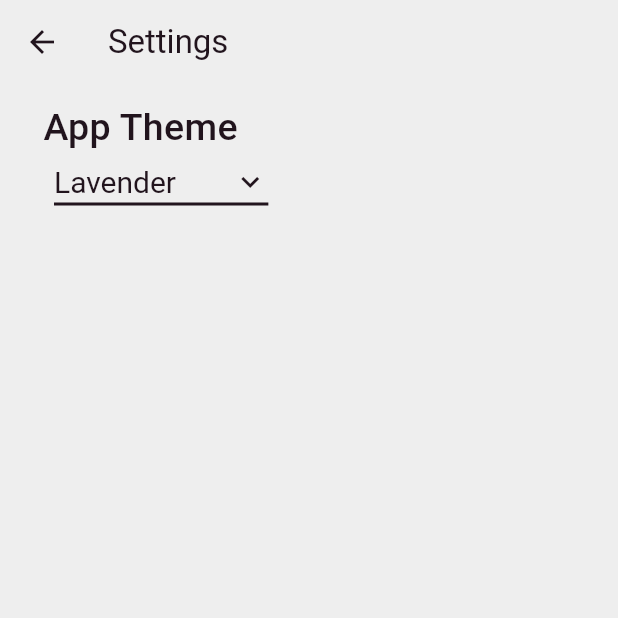
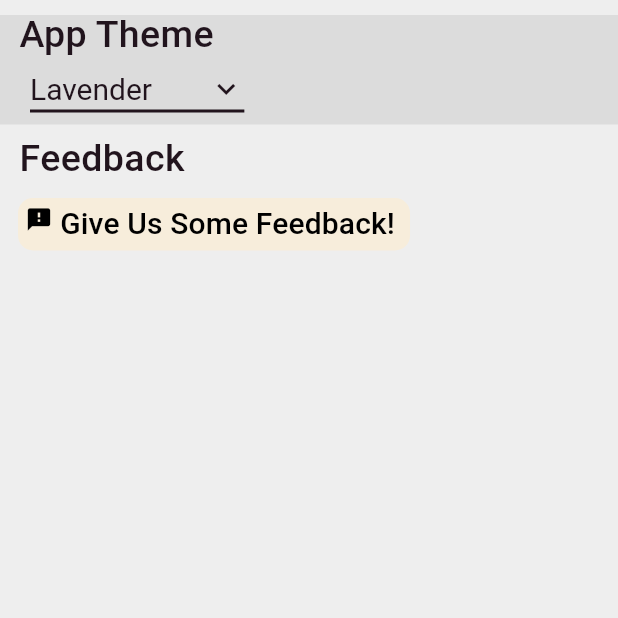
Before and after one commit to Team2Infi2024-2025/MobileAppUserSide, a Flutter app: the Settings screen opened directly, on a phone screen of 412 x 824 dp, the top half of it. Run offline on Flutter 3.47's test engine with Material 3 defaults, Android fonts, the phone set to English and light mode, and no system bars; our stand-ins replace localstorage, rflutter_alert, supabase_flutter; accounts and stored records are empty; project files that could hold a hidden picture were left out.

Commit message:
themes still puzzle me
added in a url for feedback (not actual link)

TODO: clean up page
- fix themes
- change whatever else is off

```diff
--- a/lib/helpers/stream_signal.dart
+++ b/lib/helpers/stream_signal.dart
@@ -3,6 +3,7 @@ import 'dart:async';
 /*
 Sets up content streams neccessary for certain flutter items.
 - particularly dynamic items
+- sends things back and forth -> kinda similar to react states
  */
 
 class StreamSignal{
--- a/lib/samples/sample.dart
+++ b/lib/samples/sample.dart
@@ -3,6 +3,7 @@ import 'package:flutter/material.dart';
 /*
   Serves currently as sample page
   - sample of static content being used and displayed
+  - just a simple display file
  */
 
 class Sample extends StatelessWidget {
--- a/lib/settings/settings.dart
+++ b/lib/settings/settings.dart
@@ -1,11 +1,14 @@
 import 'package:flutter/material.dart';
 import 'package:localstorage/localstorage.dart';
+import 'package:rflutter_alert/rflutter_alert.dart';
+
 import '../Helpers/stream_signal.dart';
 import '../Startup/main.dart';
 import '../Startup/themes.dart';
+import '../helpers/global_methods.dart';
 
 class Settings extends StatefulWidget {
-  const Settings({super.key});
+  Settings({super.key});
 
   static String theme = localStorage.getItem('theme') ?? 'Lavender';
 
@@ -14,47 +17,33 @@ class Settings extends StatefulWidget {
 }
 
 class _SettingsState extends State<Settings> {
-  Widget _buildDropDown(
-      String text,
-      bool title,
-      String value,
-      List<String> options,
-      void Function(String? value) onChange
-      ) {
+  _buildDropDown(String text, bool title, String value, List<String> options,
+      void Function(String? value) onChange) {
     return Column(
       crossAxisAlignment: CrossAxisAlignment.start,
       children: [
-        Text(
-          "  $text",
+        Text("  $text",
             style: TextStyle(
                 fontWeight: FontWeight.w500,
                 fontSize: title ? 25 : 20,
                 height: title ? 1 : 0.9,
-              color: Theme.of(context).colorScheme.onSurface
-          ),
-        ),
+                color: Theme.of(context).colorScheme.onSurface)),
         Row(
           children: [
             const SizedBox(width: 20),
             DropdownButton<String>(
               value: value,
-              icon: Icon(
-                  Icons.keyboard_arrow_down,
-                  color: Theme.of(context).colorScheme.onSurface
-              ),
+              icon: Icon(Icons.keyboard_arrow_down,
+                  color: Theme.of(context).colorScheme.onSurface),
               elevation: 16,
               style: TextStyle(
-                  color: Theme.of(context).colorScheme.onSurface,
-                  fontSize: 20
-              ),
+                  color: Theme.of(context).colorScheme.onSurface, fontSize: 20),
               underline: Container(
                 height: 2,
                 color: Theme.of(context).colorScheme.onSurface,
               ),
               onChanged: (String? newValue) {
-                if (newValue != null) {
                 onChange(newValue);
-                }
               },
               items: options.map<DropdownMenuItem<String>>((String value) {
                 return DropdownMenuItem<String>(
@@ -72,38 +61,106 @@ class _SettingsState extends State<Settings> {
   @override
   Widget build(BuildContext context) {
     return Scaffold(
-      appBar: AppBar(
-        title: Text('Settings'),
-        // If using Cupertino, this will ensure the back button is visible
-      ),
-      body: SafeArea(
-        child: SingleChildScrollView(
-          child: Padding(
-            padding: const EdgeInsets.all(16.0),
+        backgroundColor: Theme.of(context).colorScheme.surface,
+        body: ListView(
+          children: [
+            const SizedBox(height: 10),
+            // App Theme Section
+            Container(
+              width: MediaQuery.of(context).size.width,
+              color: Theme.of(context).colorScheme.shadow,
               child: Column(
                 crossAxisAlignment: CrossAxisAlignment.start,
                 children: [
-                _buildDropDown(
-                    'App Theme',
-                    true,
-                    Settings.theme,
+                  _buildDropDown('App Theme', true, Settings.theme,
                       Themes.themeData.keys.toList(), (value) {
                         setState(() {
                           localStorage.setItem('theme', value ?? 'Lavender');
                           Settings.theme = value ?? 'Lavender';
-                        print(Settings.theme);
                           StreamSignal.updateStream(
                               streamController: mainStream,
-                            newData: {"theme": Settings.theme}
-                        );
+                              newData: {"theme": Settings.theme});
                         });
-                    }
+                      })
+                ],
+              ),
+            ),
+            const SizedBox(height: 5),
+            // Feedback Section
+            Container(
+              width: MediaQuery.of(context).size.width,
+              color: Theme.of(context).colorScheme.surface,
+              child: Column(
+                crossAxisAlignment: CrossAxisAlignment.start,
+                children: [
+                  Text("  Feedback",
+                      style: TextStyle(
+                          fontWeight: FontWeight.w500,
+                          fontSize: 25,
+                          color: Theme.of(context).colorScheme.onSurface)),
+                  TextButton(
+                      onPressed: () {
+                        Alert(
+                            context: context,
+                            content: Column(
+                              mainAxisAlignment: MainAxisAlignment.center,
+                              children: [
+                                const Text('Have Feedback for our App?\n',
+                                    style: TextStyle(
+                                        fontWeight: FontWeight.w700,
+                                        fontSize: 20)),
+                                const Text('Email us at ______@vt.edu or',
+                                    style: TextStyle(fontSize: 20)),
+                                TextButton(
+                                    onPressed: () {
+                                      GlobalMethods.launchURL(
+                                          'https://forms.office.com/pages/responsepage.aspx?id=4vjWLNg-okKNt2o-XhA8E3sdf-IDjQtMpHPPhgI3s11UQzFSNFBTNzhVNVZFSkZOR0U1V0YwWFUyVC4u&origin=lprLink');
+                                    },
+                                    child: const Text(
+                                        'Fill out our feedback form!',
+                                        style: TextStyle(fontSize: 20)))
+                              ],
+                            ),
+                            buttons: [
+                              DialogButton(
+                                  color: Colors.grey,
+                                  child: const Text("Got it!",
+                                      style: TextStyle(
+                                          fontSize: 20, color: Colors.black)),
+                                  onPressed: () {
+                                    Navigator.pop(context);
+                                  }),
+                            ]).show();
+                      },
+                      child: Container(
+                        padding: const EdgeInsets.all(5),
+                        decoration: BoxDecoration(
+                            color: Theme.of(context).colorScheme.primary,
+                            borderRadius: BorderRadius.circular(10)),
+                        height: 35,
+                        child: Row(
+                          mainAxisSize: MainAxisSize.min,
+                          crossAxisAlignment: CrossAxisAlignment.start,
+                          children: [
+                            Icon(Icons.feedback,
+                                color: Theme.of(context).colorScheme.onPrimary),
+                            Text(
+                              ' Give Us Some Feedback! ',
+                              style: TextStyle(
+                                  fontSize: 20,
+                                  fontWeight: FontWeight.w500,
+                                  height: 1.2,
+                                  color:
+                                  Theme.of(context).colorScheme.onPrimary),
                             )
                           ],
                         ),
+                      )),
+                  const SizedBox(height: 10)
+                ],
               ),
-        ),
-      ),
-    );
+            )
+          ],
+        ));
   }
 }
```
Also changed, not shown: lib/helpers/global_methods.dart (added, +13 -0 lines), lib/startup/main.dart (+5 -2 lines). Lines whose indentation alone changed are shown as unchanged.
